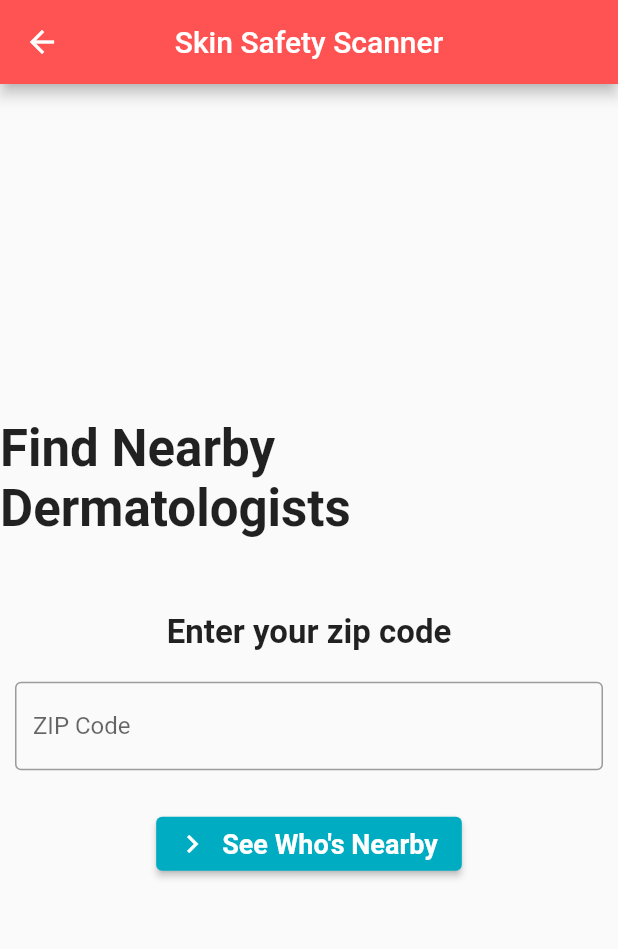
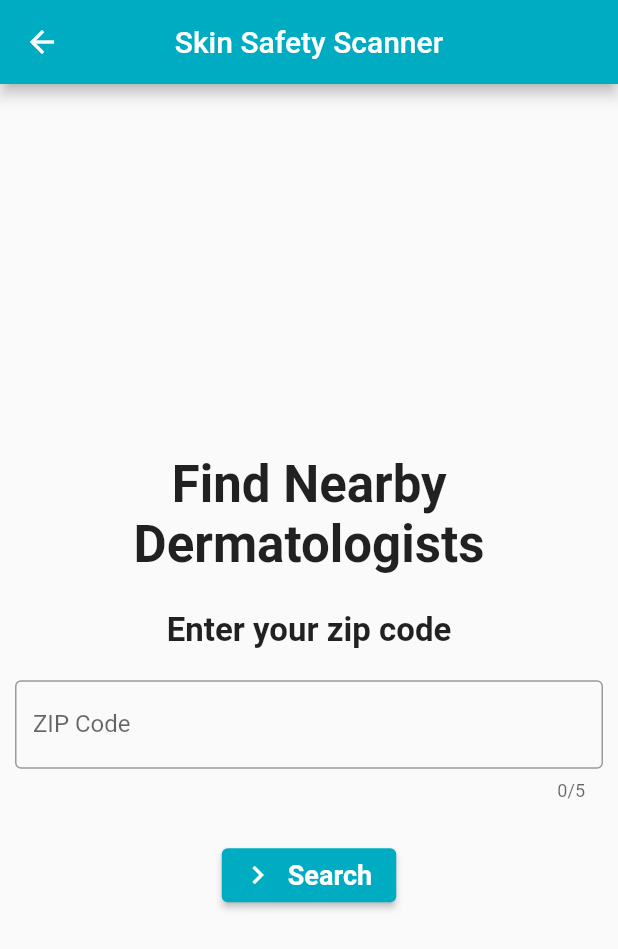
Before and after one commit to Hjfizzlebog2/SS-Skin, a Flutter app: the ZipCodeCollection screen opened directly, on a phone screen of 412 x 824 dp. Shown: the top 949 px of the screen. Run offline on Flutter 3.47's test engine with Material 2 defaults, Android fonts, the phone set to English and light mode, and no system bars; our stand-ins replace cloud_firestore, email_validator, firebase_auth, firebase_core, firebase_storage, google_sign_in and 2 more; missing offline and left inert: extension_google_sign_in_as_googleapis_auth, googleapis; accounts and stored records are empty.

Commit message:
Fixed UI formatting on a few screens and colors that were off.

```diff
--- a/lib/FurtherDetailsMelanoma.dart
+++ b/lib/FurtherDetailsMelanoma.dart
@@ -20,7 +20,7 @@ class FurtherDetailsMelanoma extends StatelessWidget {
                   alignment: Alignment.topCenter,
                   padding: const EdgeInsets.fromLTRB(15, 45, 15, 15),
                   child: const Text(
-                      'Melanoma',
+                      'More About\n Melanoma',
                       style: TextStyle(
                           fontWeight: FontWeight.bold,
                           fontSize: 34
--- a/lib/ScreeningBreakdown.dart
+++ b/lib/ScreeningBreakdown.dart
@@ -32,7 +32,7 @@ class ScreeningBreakdown extends StatelessWidget {
               padding: const EdgeInsets.all(15),
               child: const Text(
                 '• This screening includes a brief questionnaire\n\n'
-                    '• You will then submit a photo for analyzation\n\n'
+                    '• You will then submit a photo for analysis\n\n' //said "analyzation" before
                     '• Your image will be compared to an extensive database to generate your report\n\n'
                     'DISCLAIMER:\n\n'
                     '• Please note that this is NOT an official diagnosis\n\n'
@@ -54,7 +54,7 @@ class ScreeningBreakdown extends StatelessWidget {
                 style: ElevatedButton.styleFrom(
                     primary: Colors.cyan[600]
                 ),
-                icon: const Icon(Icons.add),
+                  icon: const Icon(Icons.navigate_next),
                 label: const Text(
                     'Continue',
                     style: TextStyle(
--- a/lib/ZipCodeCollection.dart
+++ b/lib/ZipCodeCollection.dart
@@ -19,28 +19,13 @@ class _ZipCodeCollectionState extends State<ZipCodeCollection> {
 
   TextEditingController _zipcodeTEC = TextEditingController();
 
-/*
-  Future<SearchResults> fetchSearchResults(String zip) async {
-    String createdURL = "https://maps.googleapis.com/maps/api/geocode/json?address=" + zip + "&key=AIzaSyBOywn96D8KYek0-xghDDDGB7rF1rrMn8Y";
-    final response = await http.get(Uri.parse(
-        createdURL));
-
-    if (response.statusCode == 200) {
-      //Change Data into List of Result
-      return SearchResults.fromJson(jsonDecode(response.body));
-    } else {
-      throw Exception('Failed to complete get request');
-    }
-  }
-*/
-
   @override
   Widget build(BuildContext context) {
     return Scaffold(
         appBar: AppBar(
-        title: const Text("Skin Safety Scanner"),
+          title: const Text('Skin Safety Scanner'),
           centerTitle: true,
-        backgroundColor: Colors.redAccent,
+          backgroundColor: Colors.cyan[600],
         ),
         body: Column(
             mainAxisAlignment: MainAxisAlignment.center,
@@ -48,11 +33,16 @@ class _ZipCodeCollectionState extends State<ZipCodeCollection> {
             children: <Widget>[
               Container(
                   alignment: Alignment.topCenter,
+                  padding: const EdgeInsets.fromLTRB(15, 45, 15, 15),
                   child: const Text(
-              'Find Nearby Dermatologists\n',
-              style: TextStyle(fontWeight: FontWeight.bold, fontSize: 34),
+                      '   Find Nearby\nDermatologists',
+                      style: TextStyle(
+                          fontWeight: FontWeight.bold,
+                          fontSize: 34
+                      )
                   )
               ),
+              //MELANOMA
           Container(
               alignment: Alignment.center,
               padding: const EdgeInsets.all(10),
@@ -68,6 +58,7 @@ class _ZipCodeCollectionState extends State<ZipCodeCollection> {
           padding: const EdgeInsets.all(10),
           child: TextFormField(
             controller: _zipcodeTEC,
+            maxLength: 5,
             keyboardType: TextInputType.number,
             decoration: const InputDecoration(
               border: OutlineInputBorder(),
@@ -86,10 +77,11 @@ class _ZipCodeCollectionState extends State<ZipCodeCollection> {
                 //STEP 2: Fetch data with get request [DONE]
                 String createdURL = "https://maps.googleapis.com/maps/api/geocode/json?address=" + zip + "&key=AIzaSyBOywn96D8KYek0-xghDDDGB7rF1rrMn8Y";
                 final response = await http.get(Uri.parse(createdURL));
+                // final response2 = await http.post(Uri.parse())
 
                 //STEP 3: Parse JSON to get lat and long (Update lat and long) [DONE]
                 GeocodeData geocodeData = GeocodeData.fromJson(jsonDecode(response.body));
-                //TODO: Add check for if null (replace the !)
+
                 double lat = geocodeData.results![0].geometry?.location?.lat as double;
                 double long = geocodeData.results![0].geometry?.location?.lng as double;
 
@@ -100,7 +92,7 @@ class _ZipCodeCollectionState extends State<ZipCodeCollection> {
                 );
               },
               label: const Text(
-                  'See Who\'s Nearby',
+                  'Search',
                   style: TextStyle(fontWeight: FontWeight.bold, fontSize: 18)
               ),
               icon: const Icon(Icons.navigate_next),
```
Lines whose indentation alone changed are shown as unchanged.
